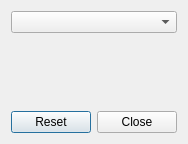
Before: the Qt Designer form plugin-volume/razorvolumeconfiguration.ui in lxqt/lxqt-panel, drawn with Qt 5.
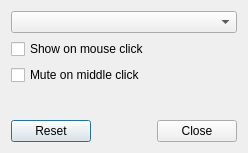
After: the same form once the commit is applied.

Commit message: panel-volume: Add middleclick option

```diff
--- a/plugin-volume/razorvolumeconfiguration.ui
+++ b/plugin-volume/razorvolumeconfiguration.ui
@@ -6,8 +6,8 @@
    <rect>
     <x>0</x>
     <y>0</y>
-    <width>179</width>
-    <height>144</height>
+    <width>248</width>
+    <height>153</height>
    </rect>
   </property>
   <property name="windowTitle">
@@ -17,6 +17,20 @@
    <item>
     <widget class="QComboBox" name="devAddedCombo"/>
    </item>
+   <item>
+    <widget class="QCheckBox" name="showOnClickCheckBox">
+     <property name="text">
+      <string>Show on mouse click</string>
+     </property>
+    </widget>
+   </item>
+   <item>
+    <widget class="QCheckBox" name="muteOnMiddleClickCheckbox">
+     <property name="text">
+      <string>Mute on middle click</string>
+     </property>
+    </widget>
+   </item>
    <item>
     <spacer name="verticalSpacer">
      <property name="orientation">
```
The commit also changes 5 other files.
